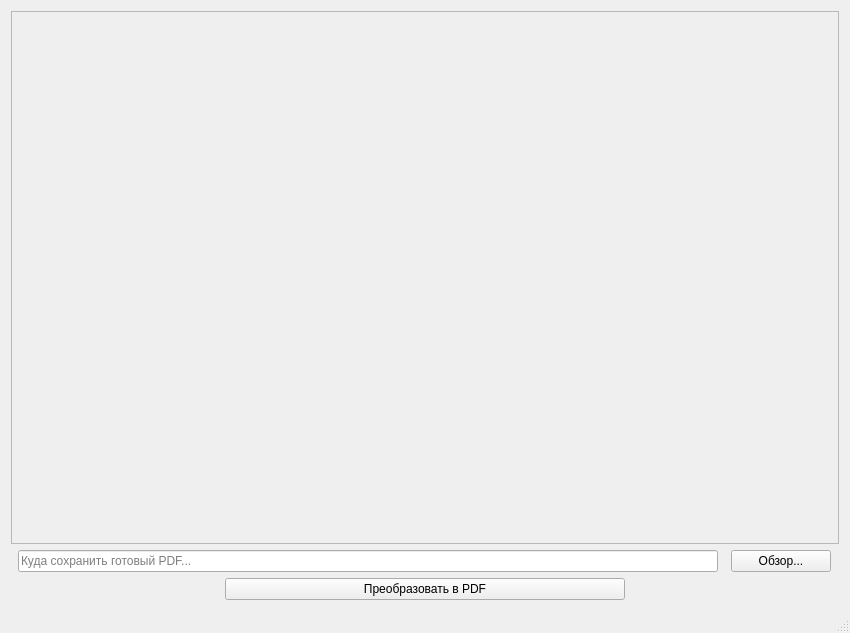
The window that ToPdf/ToPdf.ui (usevel/ToPDF) describes before a commit, drawn with Qt 5.
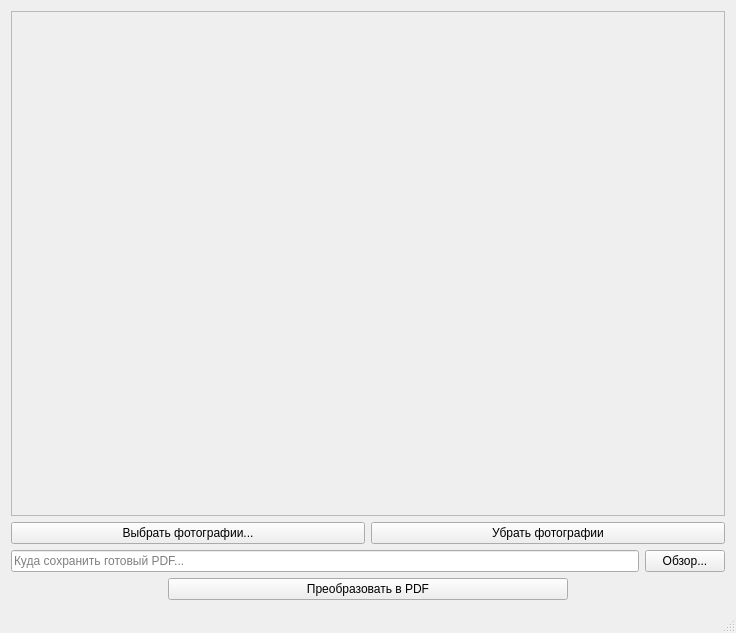
The same window after the commit.

Commit message: feat: add image loading with drag-and-drop and file save dialog

Patch:
```diff
--- a/ToPdf/ToPdf.ui
+++ b/ToPdf/ToPdf.ui
@@ -6,7 +6,7 @@
    <rect>
     <x>0</x>
     <y>0</y>
-    <width>850</width>
+    <width>736</width>
     <height>633</height>
    </rect>
   </property>
@@ -25,8 +25,8 @@
         <rect>
          <x>0</x>
          <y>0</y>
-         <width>830</width>
-         <height>527</height>
+         <width>716</width>
+         <height>495</height>
         </rect>
        </property>
        <layout class="QVBoxLayout" name="verticalLayout_2">
@@ -37,6 +37,24 @@
       </widget>
      </widget>
     </item>
+    <item>
+     <layout class="QHBoxLayout" name="horizontalButtonsWithPic">
+      <item>
+       <widget class="QPushButton" name="addPicFromDialog">
+        <property name="text">
+         <string>Выбрать фотографии...</string>
+        </property>
+       </widget>
+      </item>
+      <item>
+       <widget class="QPushButton" name="clearPic">
+        <property name="text">
+         <string>Убрать фотографии</string>
+        </property>
+       </widget>
+      </item>
+     </layout>
+    </item>
     <item>
      <layout class="QHBoxLayout" name="horizontalForPath">
       <item>
```
The commit also changes 3 other files.
